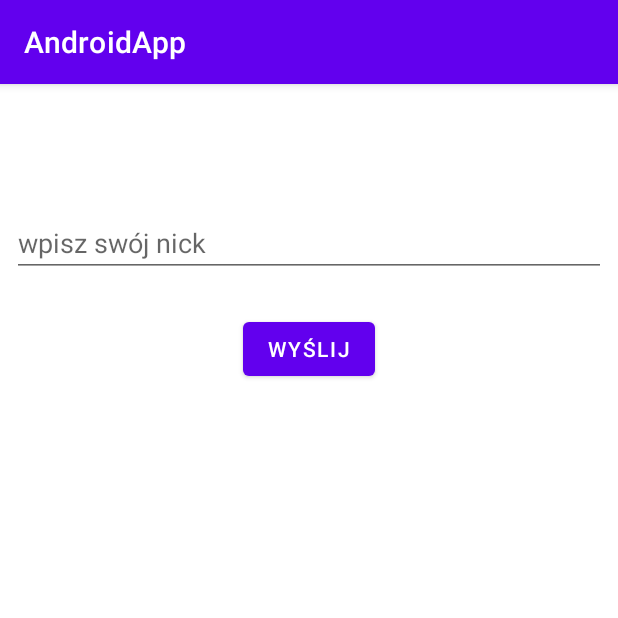
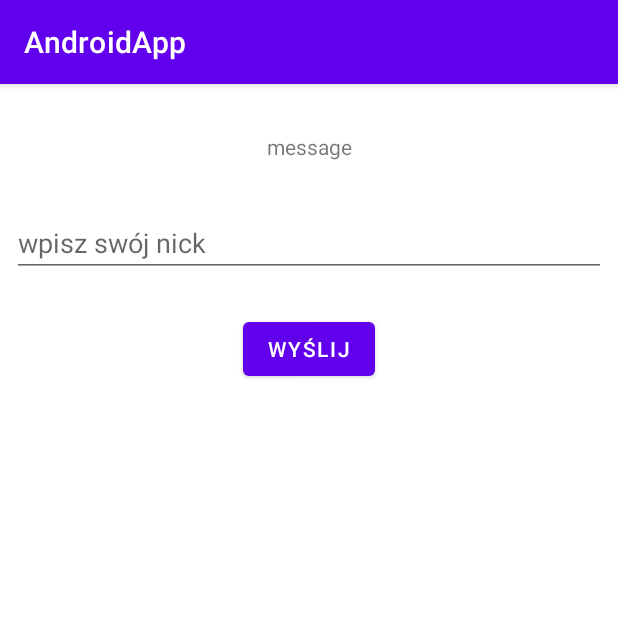
Before and after one commit to DawidWojdyla/MyFirstAndroidApp, an Android app: the screen it shows after launch (MainActivity), after a tap on "DALEJ", on a phone screen of 412 x 824 dp, the top half of it. Run offline under Robolectric (Android 15) with nearby library versions, the phone set to English and light mode, and no system bars.

Commit message:
Skeleton of request in thread and show message in messageTextView (toast from thread don't work...)

```diff
--- a/app/src/main/java/it/dawidwojdyla/myfirstdemoapp/MainActivity.java
+++ b/app/src/main/java/it/dawidwojdyla/myfirstdemoapp/MainActivity.java
@@ -4,15 +4,59 @@ import androidx.appcompat.app.AppCompatActivity;
 
 import android.os.Bundle;
 import android.widget.Button;
+import android.widget.TextView;
+
 
 public class MainActivity extends AppCompatActivity {
+
+    TextView messageTextView;
 
     @Override
     protected void onCreate(Bundle savedInstanceState) {
         super.onCreate(savedInstanceState);
         setContentView(R.layout.layout_welcome);
 
-        Button mainWindowButton = findViewById(R.id.btn_next);
-        mainWindowButton.setOnClickListener(l -> setContentView(R.layout.layout_main));
+        Button showMainWindowButton = findViewById(R.id.btn_next);
+
+        //Handler handler = new Handler(Looper.getMainLooper());
+
+        showMainWindowButton.setOnClickListener(l -> {
+            manageMainWindow();
+            makeRequestInThread();
+
+        });
+    }
+
+    private void manageMainWindow() {
+
+        setContentView(R.layout.layout_main);
+
+        Button sendButton = findViewById(R.id.btn_send);
+        messageTextView = findViewById(R.id.tv_message);
+
+        sendButton.setOnClickListener(l -> {
+            makeRequestInThread();
+        });
+    }
+
+    private void makeRequestInThread() {
+        Thread thread = new Thread(() -> {
+            try {
+                //Do some request and and show message
+
+                showMessageToast("message");
+
+            } catch (Exception e) {
+                e.printStackTrace();
+            }
+        });
+        thread.start();
+    }
+
+
+    private void showMessageToast(String message) {
+        //Toast.makeText(MainActivity.this, message, Toast.LENGTH_SHORT).show();
+        messageTextView.setText(message);
+
     }
 }
```
